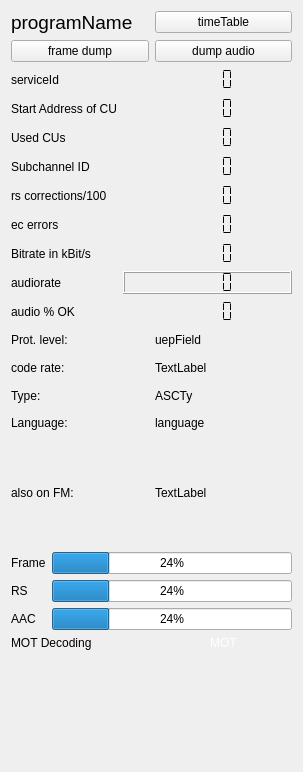
This is forms/technical_data.ui in tomneda/qt-dab as Qt 5 draws it before an edit. The edited form follows.
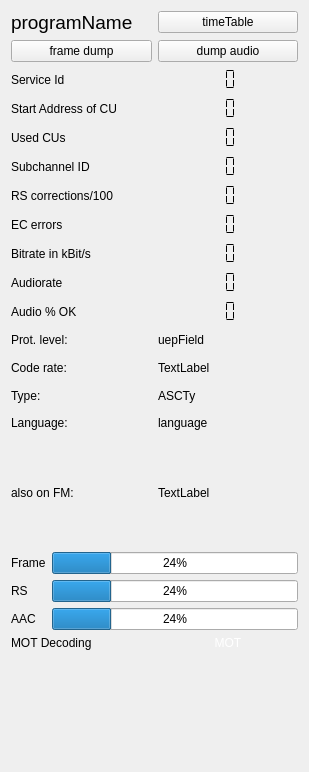
This is the edited form. Custom widgets are drawn as their Qt base class.

Diff of the .ui file:
```diff
--- a/forms/technical_data.ui
+++ b/forms/technical_data.ui
@@ -6,7 +6,7 @@
    <rect>
     <x>0</x>
     <y>0</y>
-    <width>303</width>
+    <width>309</width>
     <height>772</height>
    </rect>
   </property>
@@ -76,7 +76,7 @@
      <item row="0" column="0">
       <widget class="QLabel" name="label_3">
        <property name="text">
-        <string>serviceId</string>
+        <string>Service Id</string>
        </property>
       </widget>
      </item>
@@ -147,7 +147,7 @@
      <item row="4" column="0">
       <widget class="QLabel" name="label_4">
        <property name="text">
-        <string>rs corrections/100</string>
+        <string>RS corrections/100</string>
        </property>
       </widget>
      </item>
@@ -187,7 +187,7 @@
      <item row="7" column="0">
       <widget class="QLabel" name="label_10">
        <property name="text">
-        <string>audiorate</string>
+        <string>Audiorate</string>
        </property>
       </widget>
      </item>
@@ -196,6 +196,9 @@
        <property name="toolTip">
         <string>&lt;html&gt;&lt;head/&gt;&lt;body&gt;&lt;p&gt;The audible audio runs at 48000 Ss. Some services deliver lower samplerates, these samplerates - shown here - are transformed into 48000 &lt;/p&gt;&lt;/body&gt;&lt;/html&gt;</string>
        </property>
+       <property name="frameShape">
+        <enum>QFrame::NoFrame</enum>
+       </property>
        <property name="segmentStyle">
         <enum>QLCDNumber::Flat</enum>
        </property>
@@ -204,7 +207,7 @@
      <item row="8" column="0">
       <widget class="QLabel" name="missedLabel">
        <property name="text">
-        <string>audio % OK</string>
+        <string>Audio % OK</string>
        </property>
       </widget>
      </item>
@@ -237,7 +240,7 @@
      <item row="5" column="0">
       <widget class="QLabel" name="label_11">
        <property name="text">
-        <string>ec errors </string>
+        <string>EC errors </string>
        </property>
       </widget>
      </item>
@@ -280,7 +283,7 @@
      <item row="1" column="0">
       <widget class="QLabel" name="label_12">
        <property name="text">
-        <string>code rate:</string>
+        <string>Code rate:</string>
        </property>
       </widget>
      </item>
```
